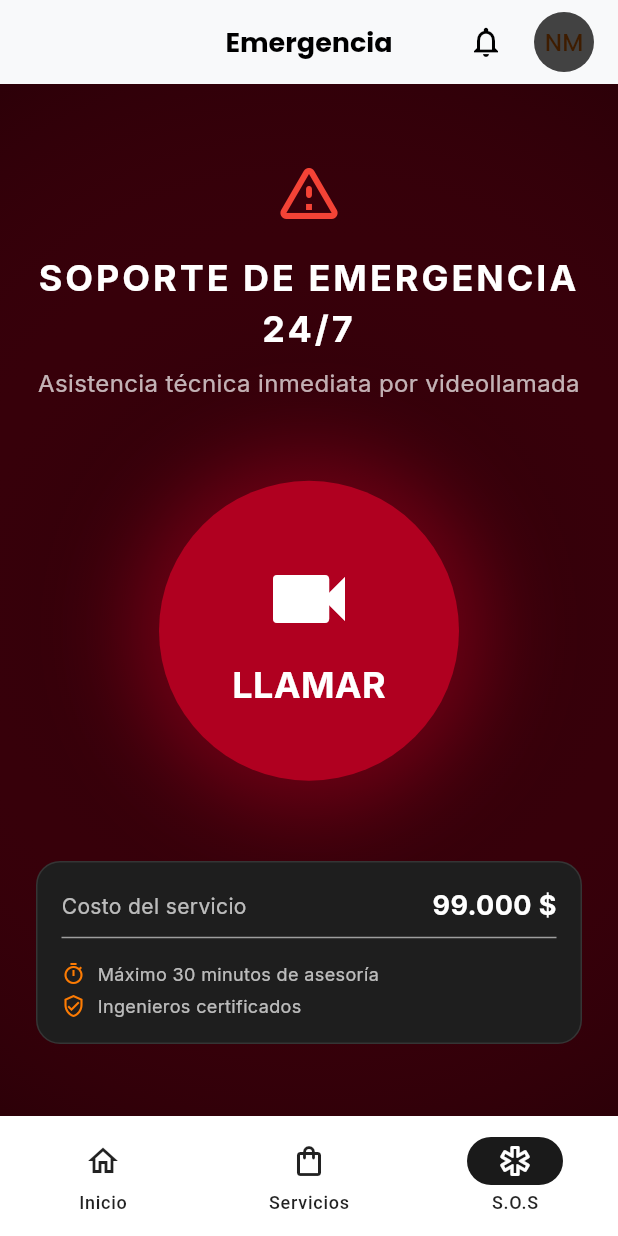
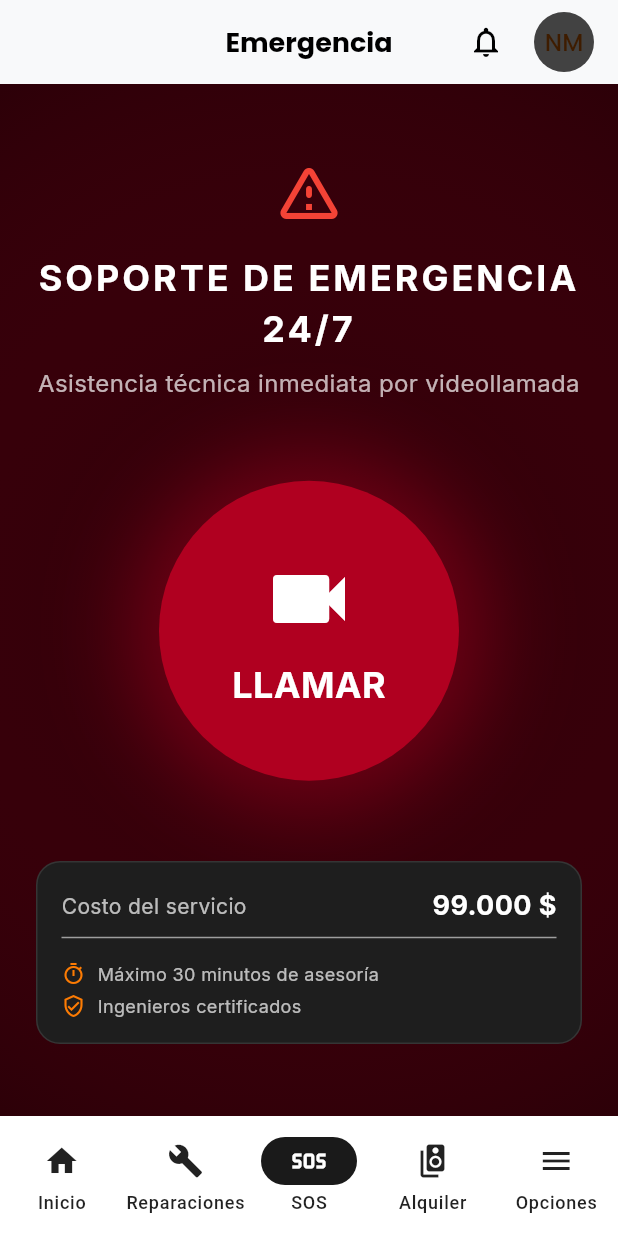
Before and after one commit to difereti/diferetipro, a Flutter app: the screen it shows once a user with an empty profile is signed in, item 3 of the bottom bar chosen, on a phone screen of 412 x 824 dp. Run offline on Flutter 3.47's test engine with Material 3 defaults, Android fonts, the phone set to English and light mode, and no system bars; our stand-ins replace country_code_picker, flutter_secure_storage, font_awesome_flutter, go_router, google_fonts, image_picker and 1 more; accounts and stored records are empty; network calls fail.

Commit message:
feat(dashboard): add static navigation destinations for bottom navigation bar

```diff
--- a/lib/presentation/pages/dashboard_page.dart
+++ b/lib/presentation/pages/dashboard_page.dart
@@ -182,10 +182,28 @@ class _DashboardPageState extends State<DashboardPage> {
       onDestinationSelected: (index) {
         setState(() => _currentIndex = index);
       },
-      destinations: items.map((item) => NavigationDestination(
-        icon: item.icon,
-        label: item.label!,
-      )).toList(),
+      destinations: [
+        NavigationDestination(
+          icon: Icon(Icons.home),
+          label: 'Inicio',
+        ),
+        NavigationDestination(
+          icon: Icon(Icons.build),
+          label: 'Reparaciones',
+        ),
+        NavigationDestination(
+          icon: Icon(Icons.sos),
+          label: 'SOS',
+        ),
+        NavigationDestination(
+          icon: Icon(Icons.speaker_group),
+          label: 'Alquiler',
+        ),
+        NavigationDestination(
+          icon: Icon(Icons.menu),
+          label: 'Opciones',
+        ),
+      ],
     );
   }
 
```
Also changed, not shown: lib/presentation/pages/home_page.dart (+30 -20 lines), 1 other file.
